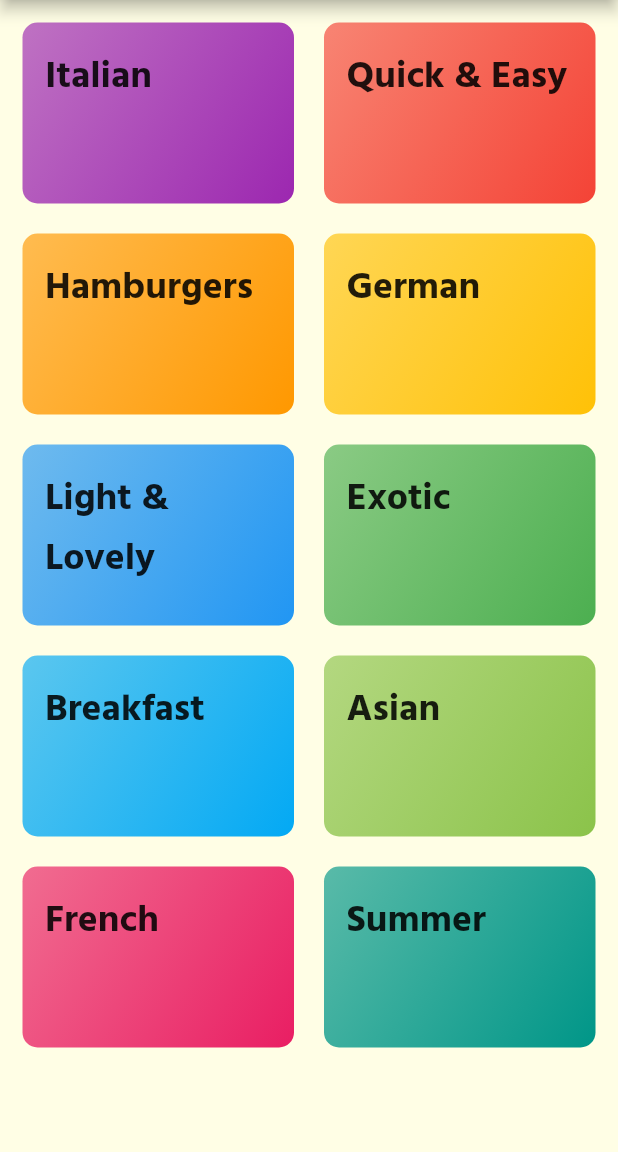
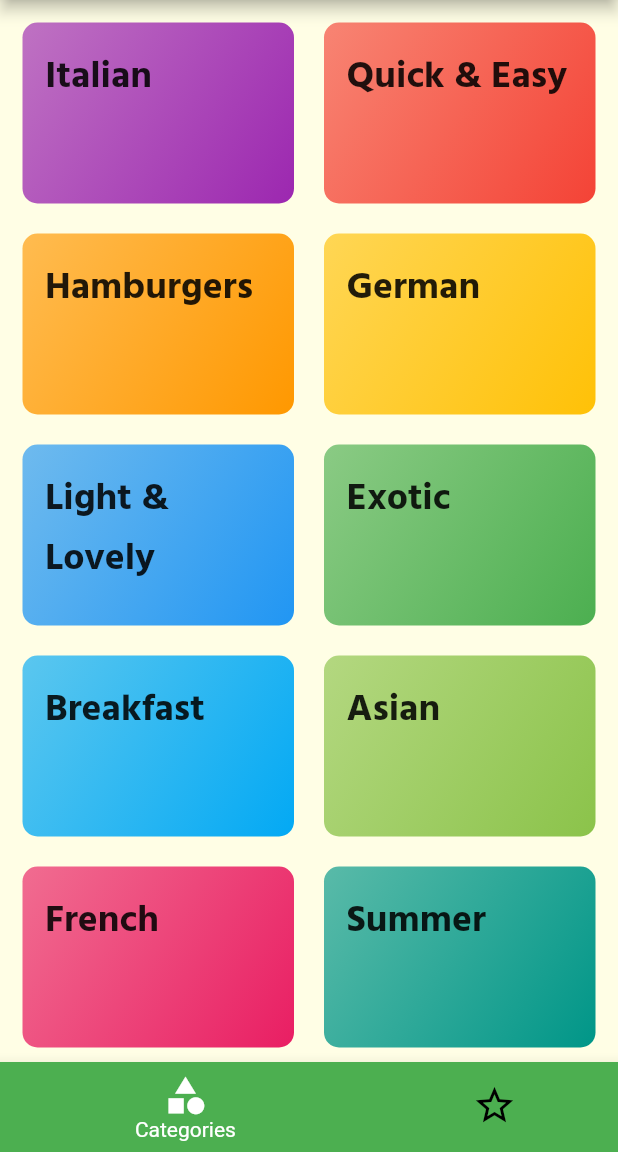
Before and after one commit to DimaMamaev/flutter-nav, a Flutter app: the screen it shows after launch, on a phone screen of 412 x 824 dp, the part 84-1236 px from its top. Run offline on Flutter 3.47's test engine with Material 2 defaults, Android fonts, the phone set to English and light mode, and no system bars.

```diff
--- a/lib/main.dart
+++ b/lib/main.dart
@@ -3,6 +3,7 @@ import 'package:flutter/material.dart';
 import 'package:menuApp/screens/categories/categories.dart';
 import 'package:menuApp/screens/meals-details/meals-details.dart';
 import 'package:menuApp/screens/meals/meals.dart';
+import 'package:menuApp/screens/tabs-screen/tabs-screen.dart';
 
 void main() {
   runApp(MyApp());
@@ -24,12 +25,12 @@ class MyApp extends StatelessWidget {
                 fontWeight: FontWeight.w700,
               ))),
       routes: {
-        CategoriesScreen.routeName: (context) => CategoriesScreen(),
+        TabScreen.routeName: (context) => TabScreen(),
         MealsScreen.routeName: (context) => MealsScreen(),
         MealsDetailsScreen.routeName: (context) => MealsDetailsScreen(),
       },
       onUnknownRoute: (settings) {
-        return MaterialPageRoute(builder: (ctx) => CategoriesScreen());
+        return MaterialPageRoute(builder: (ctx) => TabScreen());
       },
     );
   }
--- /dev/null
+++ b/lib/screens/favorites/favorites.dart
@@ -0,0 +1,10 @@
+import 'package:flutter/material.dart';
+
+class FavoritesScreen extends StatelessWidget {
+  @override
+  Widget build(BuildContext context) {
+    return Container(
+      child: Text('Favorites screen'),
+    );
+  }
+}
--- /dev/null
+++ b/lib/screens/tabs-screen/tabs-screen.dart
@@ -0,0 +1,56 @@
+import 'package:flutter/material.dart';
+import 'package:menuApp/screens/categories/categories.dart';
+import 'package:menuApp/screens/favorites/favorites.dart';
+
+class TabScreen extends StatefulWidget {
+  static final String routeName = '/';
+  @override
+  _TabScreenState createState() => _TabScreenState();
+}
+
+class _TabScreenState extends State<TabScreen> {
+  final List<Widget> _routes = [
+    CategoriesScreen(),
+    FavoritesScreen(),
+  ];
+
+  int _selectedRouteIndex = 0;
+
+  void _selectorHandler(int index) {
+    setState(() {
+      _selectedRouteIndex = index;
+    });
+  }
+
+  @override
+  Widget build(BuildContext context) {
+    return Scaffold(
+      body: _routes[_selectedRouteIndex],
+      bottomNavigationBar: BottomNavigationBar(
+        onTap: _selectorHandler,
+        backgroundColor: Theme.of(context).primaryColor,
+        unselectedIconTheme: IconThemeData(color: Colors.black),
+        selectedIconTheme: IconThemeData(color: Colors.white),
+        selectedLabelStyle: TextStyle(color: Colors.black),
+        currentIndex: _selectedRouteIndex,
+        type: BottomNavigationBarType.shifting,
+        items: [
+          BottomNavigationBarItem(
+              backgroundColor: Theme.of(context).primaryColor,
+              icon: Icon(
+                Icons.category,
+                size: 30,
+              ),
+              label: 'Categories'),
+          BottomNavigationBarItem(
+              backgroundColor: Theme.of(context).primaryColor,
+              icon: Icon(
+                Icons.star_border_outlined,
+                size: 30,
+              ),
+              label: 'Favorites'),
+        ],
+      ),
+    );
+  }
+}
```
